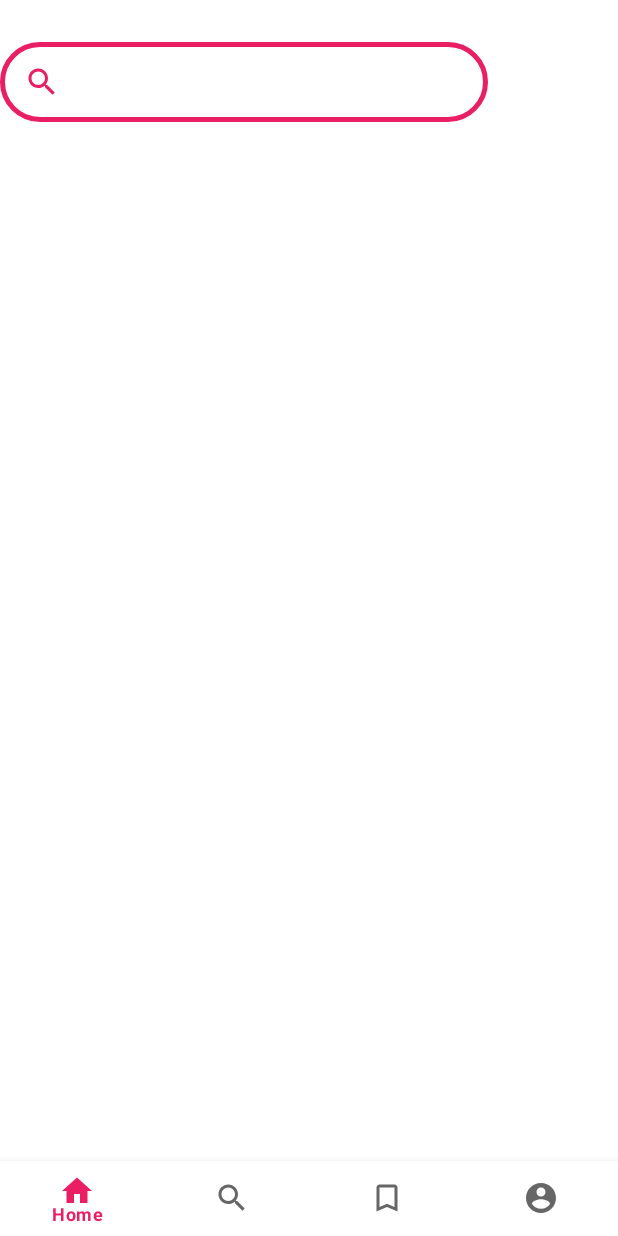
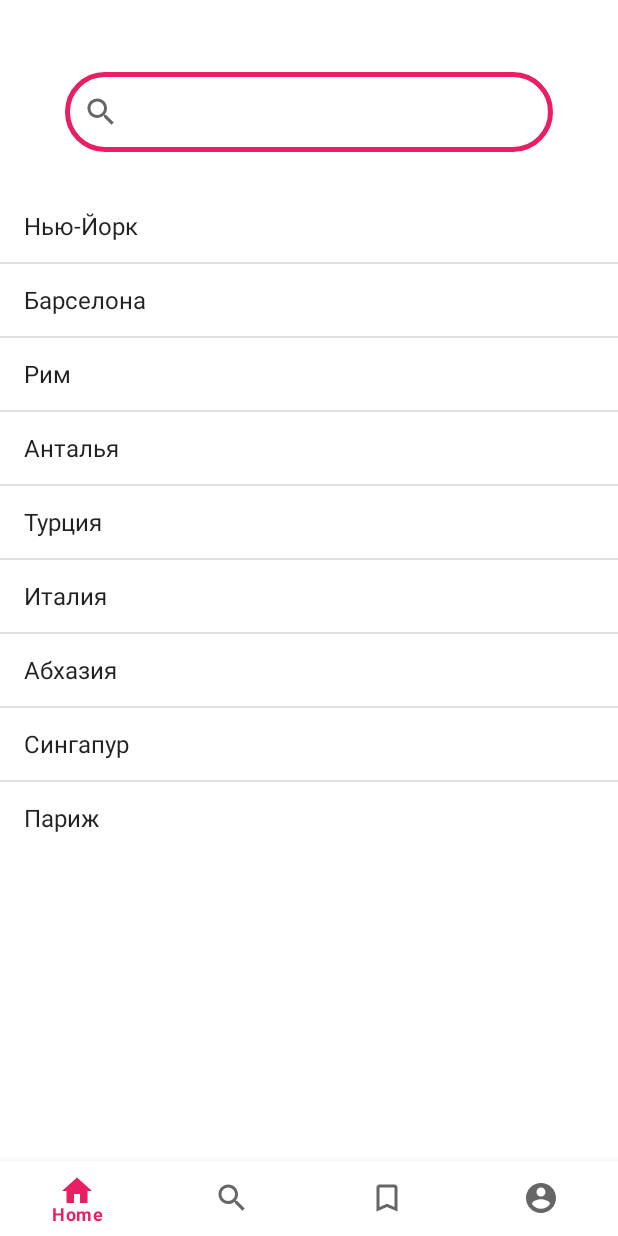
Before and after one commit to irunner1/TourApp, an Android app: the fragment FindFragment placed in its activity, on a phone screen of 412 x 824 dp. Run offline under Robolectric (Android 15) with nearby library versions, the phone set to English and light mode, and no system bars.

Commit message:
added search

```diff
--- a/app/src/main/java/com/example/kr/fragments/FindFragment.java
+++ b/app/src/main/java/com/example/kr/fragments/FindFragment.java
@@ -1,23 +1,64 @@
 package com.example.kr.fragments;
 
+import android.content.Context;
+import android.content.Intent;
 import android.os.Bundle;
+
+import androidx.appcompat.widget.SearchView;
 import androidx.fragment.app.Fragment;
 import android.view.LayoutInflater;
 import android.view.View;
 import android.view.ViewGroup;
+import android.widget.AdapterView;
+import android.widget.ArrayAdapter;
+import android.widget.ListView;
+import android.widget.Toast;
 
+import com.example.kr.Activity.TourActivity;
 import com.example.kr.R;
 
 public class FindFragment extends Fragment {
+    SearchView searchView;
+    ListView listView;
+    String[] name = {"Нью-Йорк", "Барселона", "Рим", "Анталья", "Турция", "Италия", "Абхазия", "Сингапур", "Париж"};
+    Context context;
+    ArrayAdapter<String> arrayAdapter;
 
     @Override
     public void onCreate(Bundle savedInstanceState) {
         super.onCreate(savedInstanceState);
+        this.context = getContext();
     }
 
     @Override
     public View onCreateView(LayoutInflater inflater, ViewGroup container,
                              Bundle savedInstanceState) {
-        return inflater.inflate(R.layout.fragment_find, container, false);
+        View view = inflater.inflate(R.layout.fragment_find, container, false);
+        searchView = view.findViewById(R.id.SearchView);
+        listView = (ListView) view.findViewById(R.id.Searc);
+        arrayAdapter = new ArrayAdapter<String>(getContext(), android.R.layout.simple_list_item_1, name);
+        listView.setAdapter(arrayAdapter);
+        searchView.setOnQueryTextListener(new SearchView.OnQueryTextListener() {
+            @Override
+            public boolean onQueryTextSubmit(String query) {
+                return false;
+            }
+            @Override
+            public boolean onQueryTextChange(String newText) {
+                arrayAdapter.getFilter().filter(newText);
+                return false;
+            }
+        });
+
+        listView.setOnItemClickListener(new android.widget.AdapterView.OnItemClickListener() {
+            @Override
+            public void onItemClick(AdapterView<?> parent, View view, int position, long id) {
+                String item = (String) listView.getItemAtPosition(position);
+                Intent i = new Intent(context, TourActivity.class);
+                i.putExtra("name", item);
+                context.startActivity(i);
+            }
+        });
+        return view;
     }
 }
--- a/app/src/main/res/layout/fragment_find.xml
+++ b/app/src/main/res/layout/fragment_find.xml
@@ -1,20 +1,41 @@
 <?xml version="1.0" encoding="utf-8"?>
-<FrameLayout xmlns:android="http://schemas.android.com/apk/res/android"
+<androidx.constraintlayout.widget.ConstraintLayout xmlns:android="http://schemas.android.com/apk/res/android"
+    xmlns:app="http://schemas.android.com/apk/res-auto"
     xmlns:tools="http://schemas.android.com/tools"
     android:layout_width="match_parent"
     android:layout_height="match_parent"
     tools:context=".fragments.FindFragment">
 
-    <EditText
-        android:id="@+id/editText"
+    <androidx.appcompat.widget.SearchView
+        android:id="@+id/SearchView"
         android:layout_width="325dp"
         android:layout_height="53dp"
-        android:layout_marginTop="28dp"
+        android:layout_marginTop="48dp"
         android:background="@drawable/search_bg"
-        android:drawableLeft="@drawable/ic_search_red_24"
+        android:drawableStart="@drawable/ic_search_red_24"
         android:drawablePadding="16dp"
         android:ems="10"
         android:inputType="textPersonName"
-        android:paddingStart="16dp" />
+        app:layout_constraintEnd_toEndOf="parent"
+        app:layout_constraintStart_toStartOf="parent"
+        app:layout_constraintTop_toTopOf="parent" />
 
-</FrameLayout>
+<!--    <androidx.recyclerview.widget.RecyclerView-->
+<!--        android:id="@+id/RVSearch"-->
+<!--        android:layout_width="match_parent"-->
+<!--        android:layout_height="wrap_content"-->
+<!--        android:layout_marginTop="25dp"-->
+<!--        app:layout_constraintEnd_toEndOf="parent"-->
+<!--        app:layout_constraintHorizontal_bias="0.5"-->
+<!--        app:layout_constraintStart_toStartOf="parent"-->
+<!--        app:layout_constraintTop_toBottomOf="@+id/SearchView" />-->
+    <ListView
+            android:id="@+id/Searc"
+            android:layout_width="match_parent"
+            android:layout_height="wrap_content"
+            android:layout_marginTop="25dp"
+            app:layout_constraintEnd_toEndOf="parent"
+            app:layout_constraintHorizontal_bias="0.5"
+            app:layout_constraintStart_toStartOf="parent"
+            app:layout_constraintTop_toBottomOf="@+id/SearchView" />
+</androidx.constraintlayout.widget.ConstraintLayout>
```
